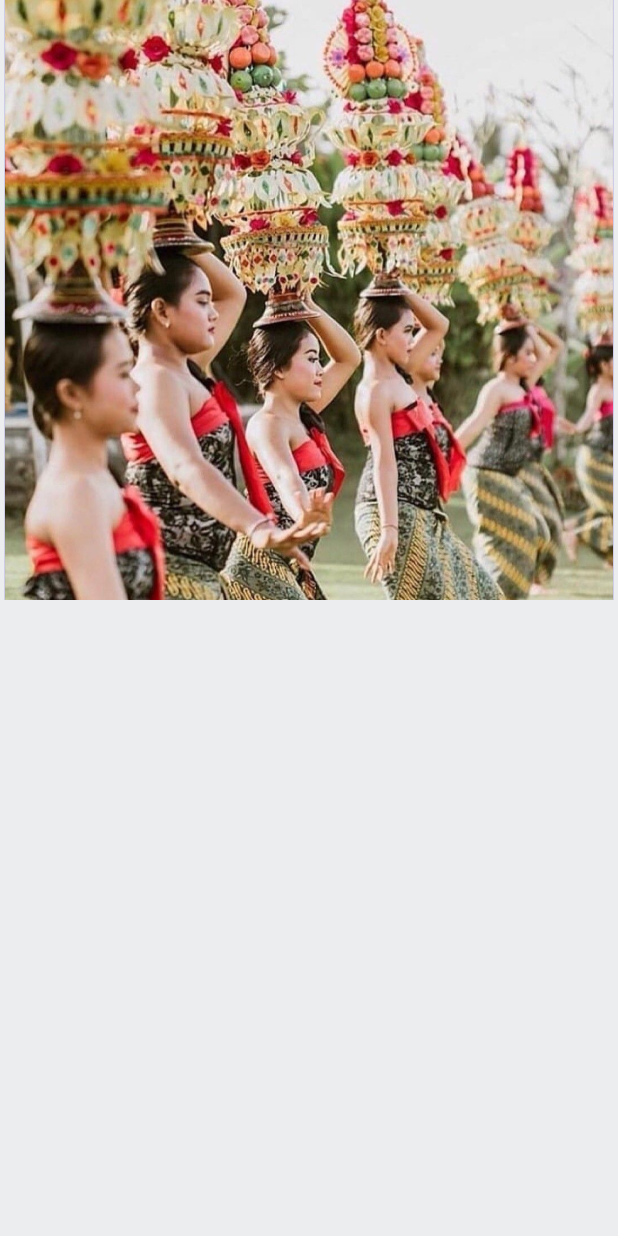
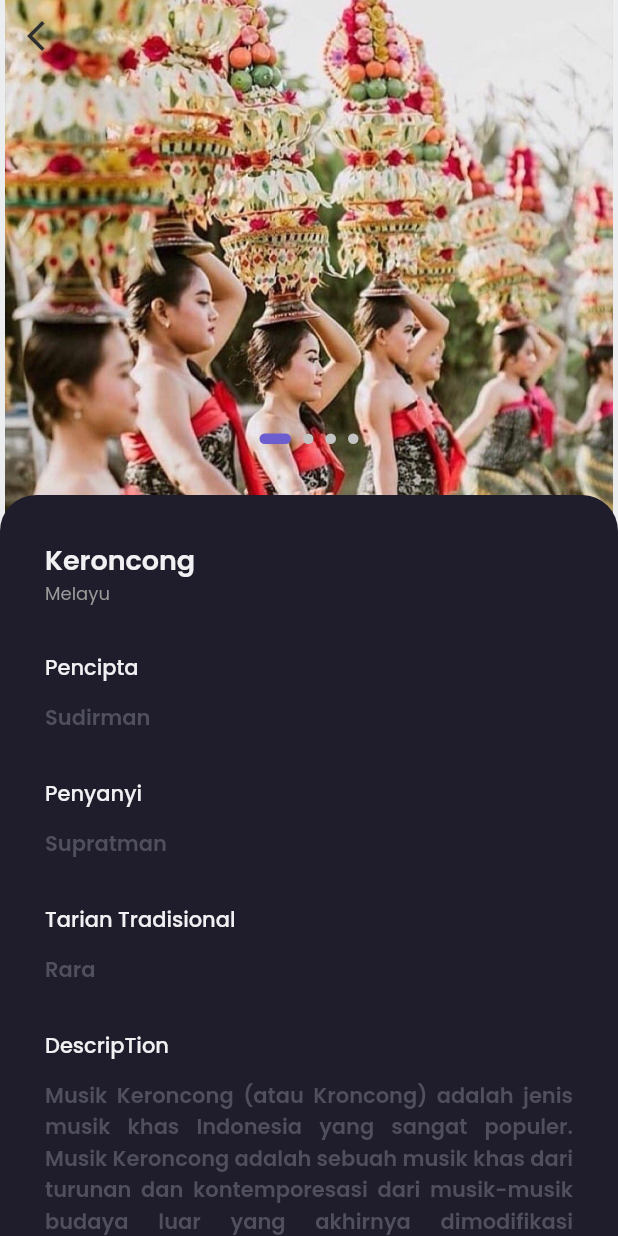
Before and after one commit to rafiyandi/Clasification-Genre-Musik-Tradisional-Using-Long-short-term-memory-LSTM--Mobile, a Flutter app: the DetailMusicPage screen opened by its route, on a phone screen of 412 x 824 dp. Run offline on Flutter 3.47's test engine with Material 2 defaults, Android fonts, the phone set to English and light mode, and no system bars; drawn by our look-alikes of carousel_slider, smooth_page_indicator; our stand-ins replace google_fonts.

Commit message:
menambahkan detail musik

```diff
--- a/lib/presentation/app_widget.dart
+++ b/lib/presentation/app_widget.dart
@@ -15,7 +15,7 @@ class AppWidget extends StatelessWidget {
         // '/sign-in': (context) => SplashPage(),
         '/home': (context) => const MainPage(),
         '/genre': (context) => const ClasifikasiGenre(),
-        '/detail-musik': (context) => DetailMusicPage(),
+        '/detail-musik': (context) => const DetailMusicPage(),
       },
     );
   }
--- a/lib/presentation/home/clasificasi_genre.dart
+++ b/lib/presentation/home/clasificasi_genre.dart
@@ -35,7 +35,7 @@ class ClasifikasiGenre extends StatelessWidget {
                 "assets/icon/icon_headset.png",
                 width: 80,
               ),
-              SizedBox(
+              const SizedBox(
                 height: 35,
               ),
               Text(
@@ -43,7 +43,7 @@ class ClasifikasiGenre extends StatelessWidget {
                 style:
                     primaryTextStyle.copyWith(fontSize: 16, fontWeight: medium),
               ),
-              SizedBox(
+              const SizedBox(
                 height: 38,
               ),
               uploadButton(),
--- a/lib/presentation/home/widgets/musik_cart.dart
+++ b/lib/presentation/home/widgets/musik_cart.dart
@@ -16,7 +16,7 @@ class MusikCart extends StatelessWidget {
         Navigator.push(
           context,
           MaterialPageRoute(
-            builder: (context) => DetailMusicPage(),
+            builder: (context) => const DetailMusicPage(),
           ),
         );
       },
--- a/lib/presentation/home/widgets/musik_tile.dart
+++ b/lib/presentation/home/widgets/musik_tile.dart
@@ -1,5 +1,4 @@
 import 'package:flutter/material.dart';
-import 'package:flutter/widgets.dart';
 import 'package:genremusik/presentation/page/detailmusik/detail_musik.dart';
 import 'package:genremusik/shared/theme.dart';
 
--- a/lib/presentation/page/detailmusik/detail_musik.dart
+++ b/lib/presentation/page/detailmusik/detail_musik.dart
@@ -1,10 +1,11 @@
 import 'package:carousel_slider/carousel_slider.dart';
 import 'package:flutter/material.dart';
 import 'package:genremusik/shared/theme.dart';
-import 'package:provider/provider.dart';
 import 'package:smooth_page_indicator/smooth_page_indicator.dart';
 
 class DetailMusicPage extends StatefulWidget {
+  const DetailMusicPage({Key? key}) : super(key: key);
+
   @override
   _DetailMusicPageState createState() => _DetailMusicPageState();
   // final ProductModel product;
@@ -37,76 +38,46 @@ class _DetailMusicPageState extends State<DetailMusicPage> {
     // WishlistProvider wishlistProvider = Provider.of<WishlistProvider>(context);
     // CartProvider cartProvider = Provider.of<CartProvider>(context);
 
-    // Widget indicator(int index) {
-    //   return Container(
-    //     width: currentIndex == index ? 16 : 4,
-    //     height: 4,
-    //     margin: EdgeInsets.symmetric(horizontal: 2),
-    //     decoration: BoxDecoration(
-    //         borderRadius: BorderRadius.circular(10),
-    //         color: currentIndex == index ? primaryColor : Color(0xffc4c4c4)),
-    //   );
-    // }
-
-// Widget indicator(){
-//   return AnimatedSmoothIndicator(activeIndex: activeIndex, count: count)
-// }
-
-    Widget buildImage(String urlImage, int index) {
+    Widget textTitleContent(String title, String content) {
       return Container(
-        color: primaryColor,
-        child: Image.asset(
-          urlImage,
-          fit: BoxFit.cover,
+        margin: EdgeInsets.only(
+            top: defaultMargin, right: defaultMargin, left: defaultMargin),
+        child: Column(
+          crossAxisAlignment: CrossAxisAlignment.start,
+          children: [
+            Text(
+              title,
+              style: primaryTextStyle.copyWith(fontWeight: medium),
+            ),
+            SizedBox(
+              height: 12,
+            ),
+            Text(
+              content,
+              style: subtitleTextStyle.copyWith(fontWeight: semiBold),
+              textAlign: TextAlign.justify,
+            )
+          ],
         ),
       );
     }
 
-    Widget familiarShoesCard(String imageUrl) {
-      return Container(
-        width: 54,
-        height: 54,
-        margin: EdgeInsets.only(
-          right: 16,
-        ),
-        decoration: BoxDecoration(
-            image: DecorationImage(image: AssetImage(imageUrl)),
-            borderRadius: BorderRadius.circular(6)),
-      );
+    Widget buildIndicator() {
+      return AnimatedSmoothIndicator(
+          activeIndex: currentIndex,
+          count: images.length,
+          effect: ExpandingDotsEffect(
+              dotWidth: 7,
+              dotHeight: 7,
+              expansionFactor: 3,
+              activeDotColor: primaryColor,
+              dotColor: const Color(0xffc4c4c4)));
     }
 
-    Widget header() {
-      int index = -1;
-      return Column(
-        mainAxisAlignment: MainAxisAlignment.center,
-        children: [
-          CarouselSlider.builder(
-            options: CarouselOptions(
-              height: 400,
-              viewportFraction: 1,
-              initialPage: 0,
-              onPageChanged: (index, reason) {
-                setState(() {
-                  currentIndex = index;
-                });
-              },
-            ),
-            itemCount: images.length,
-            itemBuilder: (context, index, realIndex) {
-              final urlImage = images[index];
-              return buildImage(urlImage, index);
-            },
-          ),
-          SizedBox(
-            height: 20,
-          ),
-          // Row(
-          //     mainAxisAlignment: MainAxisAlignment.center,
-          //     children: images.map((e) {
-          //       index++;
-          //       return indicator(index);
-          //     }).toList())
-        ],
+    Widget buildImage(String urlImage, int index) {
+      return Image.asset(
+        urlImage,
+        fit: BoxFit.cover,
       );
     }
 
@@ -114,10 +85,10 @@ class _DetailMusicPageState extends State<DetailMusicPage> {
       int index = -1;
       return Container(
         width: double.infinity,
-        margin: EdgeInsets.only(top: 17),
+        margin: const EdgeInsets.only(top: 17),
         decoration: BoxDecoration(
-            borderRadius: BorderRadius.vertical(
-              top: Radius.circular(24),
+            borderRadius: const BorderRadius.vertical(
+              top: const Radius.circular(24),
             ),
             color: backgroundColor1),
 
@@ -151,171 +122,70 @@ class _DetailMusicPageState extends State<DetailMusicPage> {
                       ],
                     ),
                   ),
-
-                  // GestureDetector(
-                  //   onTap: () {
-                  //     // setState(() {
-                  //     //   isWishlist = !isWishlist;
-                  //     // });
-                  //     // wishlistProvider.setProduct(widget.product);
-
-                  //     if (wishlistProvider.isWishlist(widget.product)) {
-                  //       ScaffoldMessenger.of(context).showSnackBar(
-                  //         SnackBar(
-                  //           backgroundColor: secondaryColor,
-                  //           content: Text(
-                  //             'Has been added to the Wishlist',
-                  //             textAlign: TextAlign.center,
-                  //           ),
-                  //         ),
-                  //       );
-                  //     } else {
-                  //       ScaffoldMessenger.of(context).showSnackBar(
-                  //         SnackBar(
-                  //           backgroundColor: alertColor,
-                  //           content: Text(
-                  //             'Has been removed from the Wishlist',
-                  //             textAlign: TextAlign.center,
-                  //           ),
-                  //         ),
-                  //       );
-                  //     }
-                  //   },
-                  //   child: Image.asset(
-                  //     wishlistProvider.isWishlist(widget.product)
-
-                  //         // isWishlist
-                  //         ? 'assets/button_wishlist_blue.png'
-                  //         : 'assets/button_wishlist.png',
-                  //     width: 46,
-                  //   ),
-                  // ),
                 ],
               ),
             ),
-
-            SizedBox(
-              height: 20,
-            ),
-            Container(
-              margin: EdgeInsets.symmetric(horizontal: defaultMargin),
-              width: double.infinity,
-              padding: EdgeInsets.all(16),
-              decoration: BoxDecoration(
-                  color: backgroundColor2,
-                  borderRadius: BorderRadius.circular(4)),
-              child: Row(
-                mainAxisAlignment: MainAxisAlignment.spaceBetween,
-                children: [
-                  Text(
-                    "Price starts from",
-                    style: primaryTextStyle,
-                    overflow: TextOverflow.ellipsis,
-                  ),
-                  Text("\$${70}",
-                      style: priceTextStyle.copyWith(
-                        fontSize: 16,
-                        fontWeight: semiBold,
-                      ))
+            textTitleContent("Pencipta", "Sudirman"),
+            textTitleContent("Penyanyi", "Supratman"),
+            textTitleContent("Tarian Tradisional", "Rara"),
+            textTitleContent("DescripTion",
+                "Musik Keroncong (atau Kroncong) adalah jenis musik khas Indonesia yang sangat populer. Musik Keroncong adalah sebuah musik khas dari turunan dan kontemporesasi dari musik-musik budaya luar yang akhirnya dimodifikasi berkembang pesat di Indonesia. Hingga akhirnya Musik Keroncong dideskripsikan sebagai jenis musik hasil perpaduan Budaya Barat dan Budaya Timur."),
           ],
         ),
+      );
+    }
+
+    Widget header() {
+      // int index = -1;
+      return Stack(
+        children: [
+          Column(
+            mainAxisAlignment: MainAxisAlignment.center,
+            children: [
+              CarouselSlider.builder(
+                options: CarouselOptions(
+                  height: 400,
+                  viewportFraction: 1,
+                  // enlargeCenterPage: true,
+                  enlargeStrategy: CenterPageEnlargeStrategy.height,
+                  enableInfiniteScroll: false,
+                  initialPage: 0,
+                  onPageChanged: (index, reason) {
+                    setState(() {
+                      currentIndex = index;
+                    });
+                  },
                 ),
-            Container(
-              margin: EdgeInsets.only(
-                  top: defaultMargin,
-                  right: defaultMargin,
-                  left: defaultMargin),
-              child: Column(
-                crossAxisAlignment: CrossAxisAlignment.start,
-                children: [
-                  Text(
-                    "Description",
-                    style: primaryTextStyle.copyWith(fontWeight: medium),
+                itemCount: images.length,
+                itemBuilder: (context, index, realIndex) {
+                  final urlImage = images[index];
+
+                  return buildImage(urlImage, index);
+                },
               ),
-                  SizedBox(
-                    height: 12,
-                  ),
-                  Text(
-                    "widget.product.description",
-                    style: subtitleTextStyle.copyWith(fontWeight: semiBold),
-                    textAlign: TextAlign.justify,
-                  )
             ],
           ),
+          IconButton(
+            onPressed: () {
+              Navigator.pop(context);
+            },
+            icon: Icon(Icons.arrow_back_ios_new),
+            color: blackColor,
           ),
-            // Container(
-            //   width: double.infinity,
-            //   margin: EdgeInsets.only(top: defaultMargin),
-            //   child: Column(
-            //     crossAxisAlignment: CrossAxisAlignment.start,
-            //     children: [
-            //       Padding(
-            //         padding: EdgeInsets.symmetric(horizontal: defaultMargin),
-            //         child: Text(
-            //           "Fimiliar Shoes",
-            //           style: primaryTextStyle.copyWith(fontWeight: medium),
-            //         ),
-            //       ),
-            //       SizedBox(
-            //         height: 12,
-            //       ),
-            //       SingleChildScrollView(
-            //         scrollDirection: Axis.horizontal,
-            //         child: Row(
-            //           children: familiarShoes.map((image) {
-            //             index++;
-            //             return Container(
-            //               margin: EdgeInsets.only(
-            //                   left: index == 0 ? defaultMargin : 0),
-            //               child: familiarShoesCard(image),
-            //             );
-            //           }).toList(),
-            //         ),
-            //       )
-            //     ],
-            //   ),
-            // ),
-            //NOTE:BUTTON
-            // Container(
-            //   margin: EdgeInsets.all(defaultMargin),
-            //   width: double.infinity,
-            //   child: Row(
-            //     children: [
-            //       Container(
-            //         height: 54,
-            //         width: 54,
-            //         decoration: BoxDecoration(
-            //           image: DecorationImage(
-            //               image: AssetImage("assets/button_chat.png")),
-            //         ),
-            //       ),
-            //       SizedBox(
-            //         width: 16,
-            //       ),
-            //       Expanded(
-            //         child: Container(
-            //             height: 54,
-            //             child: TextButton(
-            //               onPressed: () {
-            //                 // cartProvider.addCart(widget.product);
-            //                 showSuccessDialog();
-            //               },
-            //               style: TextButton.styleFrom(
-            //                   backgroundColor: primaryColor,
-            //                   shape: RoundedRectangleBorder(
-            //                       borderRadius: BorderRadius.circular(12))),
-            //               child: Text(
-            //                 "Add to Cart",
-            //                 style: primaryTextStyle.copyWith(
-            //                     fontSize: 16, fontWeight: semiBold),
-            //               ),
-            //             )),
-            //       )
-            //     ],
-            //   ),
-            // )
+          Column(
+            mainAxisAlignment: MainAxisAlignment.center,
+            children: [
+              Padding(
+                padding: const EdgeInsets.only(top: 289, bottom: 17),
+                child: buildIndicator(),
+              ),
+              content(),
             ],
           ),
+          const SizedBox(
+            height: 306,
+          ),
+        ],
       );
     }
 
@@ -323,7 +193,7 @@ class _DetailMusicPageState extends State<DetailMusicPage> {
       return Container(
         width: double.infinity,
         height: 375,
-        decoration: BoxDecoration(
+        decoration: const BoxDecoration(
           image: DecorationImage(
               image: AssetImage(
                 'assets/image/image_tarian2.png',
```
Also changed, not shown: lib/widgets/text/header_text_title.dart (deleted). Lines whose indentation alone changed are shown as unchanged.
